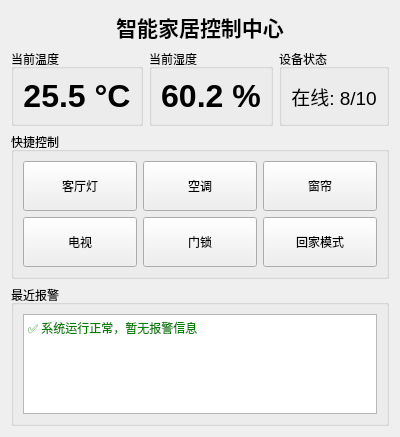
pot-oie/SmartHome, file ui/homewidget.ui: the form before one commit.
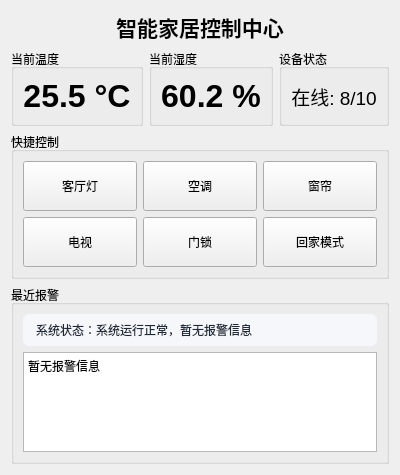
The form after the commit.

What changed in the file:
```diff
--- a/ui/homewidget.ui
+++ b/ui/homewidget.ui
@@ -103,11 +103,39 @@
     <widget class="QGroupBox" name="groupBox_alarm">
      <property name="title"><string>最近报警</string></property>
      <layout class="QVBoxLayout" name="verticalLayout_alarm">
+      <item>
+       <widget class="QLabel" name="label_systemStatus">
+        <property name="minimumSize">
+         <size>
+          <width>0</width>
+          <height>32</height>
+         </size>
+        </property>
+        <property name="text">
+         <string>系统状态：系统运行正常，暂无报警信息</string>
+        </property>
+        <property name="wordWrap">
+         <bool>true</bool>
+        </property>
+        <property name="styleSheet">
+         <string notr="true">padding: 6px 10px; color: #1f2937; background: #f5f7fb; border-radius: 6px;</string>
+        </property>
+       </widget>
+      </item>
       <item>
        <widget class="QTextEdit" name="textEdit_alarmLog">
-        <property name="maximumSize"><size><width>16777215</width><height>100</height></size></property>
-        <property name="readOnly"><bool>true</bool></property>
-        <property name="html"><string>&lt;!DOCTYPE HTML&gt;&lt;html&gt;&lt;body&gt;&lt;p style="color:green;"&gt;✅ 系统运行正常，暂无报警信息&lt;/p&gt;&lt;/body&gt;&lt;/html&gt;</string></property>
+        <property name="maximumSize">
+         <size>
+          <width>16777215</width>
+          <height>100</height>
+         </size>
+        </property>
+        <property name="readOnly">
+         <bool>true</bool>
+        </property>
+        <property name="plainText">
+         <string>暂无报警信息</string>
+        </property>
        </widget>
       </item>
      </layout>
```
Left out of the diff: 151 changed lines with no effect on the pictures.
